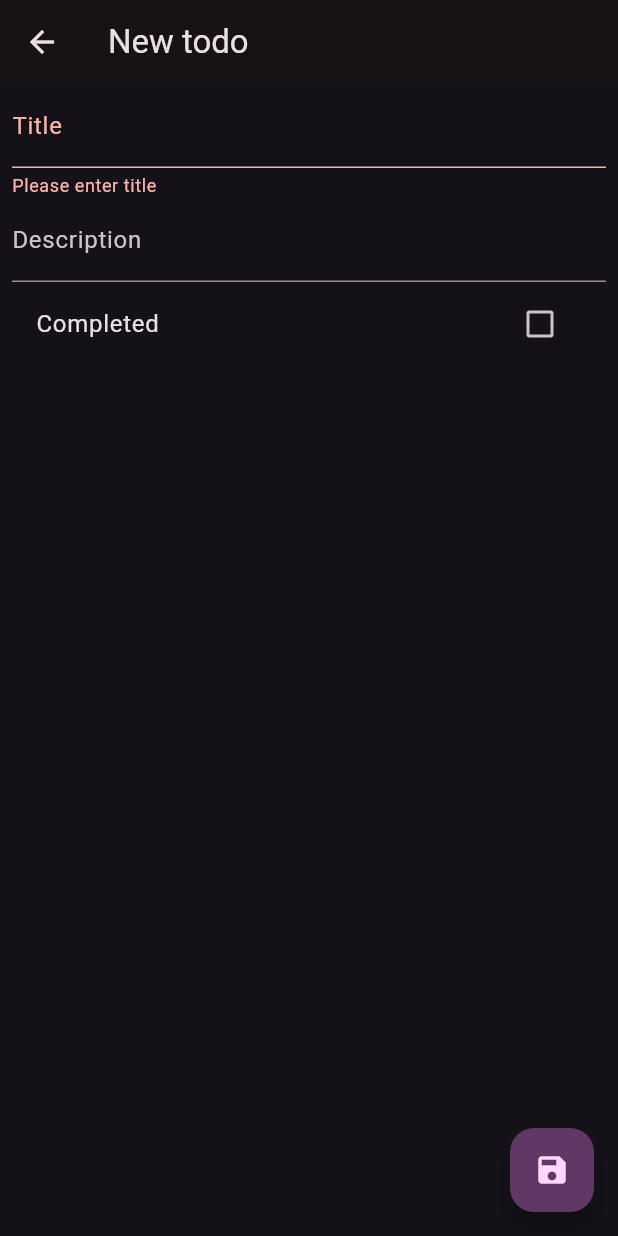
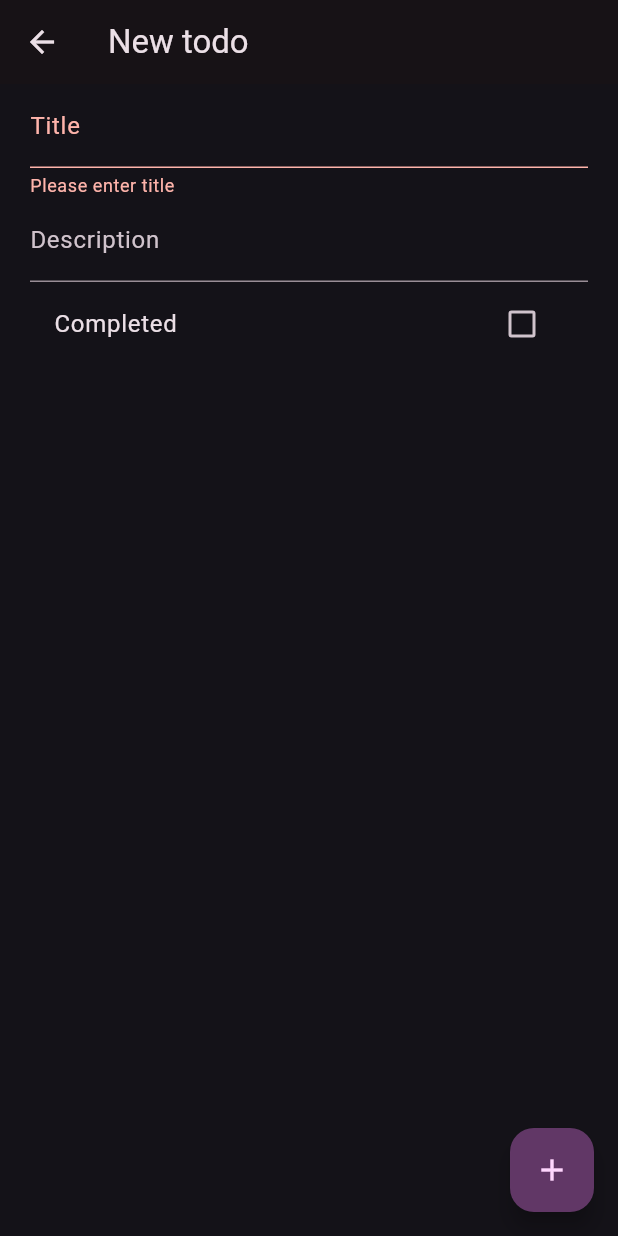
Before and after one commit to prudok/todo_lite, a Flutter app: the TodosNew screen opened by its route, on a phone screen of 412 x 824 dp. Run offline on Flutter 3.47's test engine with Material 2 defaults, Android fonts, the phone set to English and light mode, and no system bars; our stand-ins replace flutter_riverpod, freezed_annotation, go_router; missing offline and left inert: shortid.

Commit message:
add features

```diff
--- a/lib/data/source/files_memory_impl.dart
+++ b/lib/data/source/files_memory_impl.dart
@@ -6,7 +6,6 @@ class FilesMemoryImpl extends Files {
   @override
   Future<void> delete(String path) async {
     _files.remove(path);
-    throw UnimplementedError();
   }
 
   @override
--- a/lib/data/source/module.dart
+++ b/lib/data/source/module.dart
@@ -1,7 +1,7 @@
 import 'package:flutter_riverpod/flutter_riverpod.dart';
 
+import 'files.dart';
 import 'files_memory_impl.dart';
-import 'files.dart';
 
 final filesProvider = Provider<Files>((ref) {
   return FilesMemoryImpl();
--- a/lib/presentation/view/todos_new.dart
+++ b/lib/presentation/view/todos_new.dart
@@ -2,8 +2,8 @@ import 'package:flutter/material.dart';
 import 'package:go_router/go_router.dart';
 import 'package:shortid/shortid.dart';
 import 'package:flutter_riverpod/flutter_riverpod.dart';
-import 'package:todolite/presentation/viewmodel/module.dart';
 
+import '../viewmodel/module.dart';
 import '../../domain/model/todo.dart';
 import '../../domain/usecases/module.dart';
 
@@ -30,7 +30,7 @@ class _TodosNewState extends ConsumerState<TodosNew> {
       ),
       body: Scrollbar(
         child: SingleChildScrollView(
-          padding: const EdgeInsets.symmetric(horizontal: 8),
+          padding: const EdgeInsets.symmetric(horizontal: 20),
           child: Form(
             key: _formKey,
             autovalidateMode: AutovalidateMode.always,
@@ -70,7 +70,7 @@ class _TodosNewState extends ConsumerState<TodosNew> {
         ),
       ),
       floatingActionButton: FloatingActionButton(
-        child: const Icon(Icons.save),
+        child: const Icon(Icons.add),
         onPressed: () async {
           if (_formKey.currentState!.validate()) {
             _formKey.currentState!.save();
@@ -102,7 +102,7 @@ extension on ScaffoldMessengerState {
     showSnackBar(
       SnackBar(
         content: Text(message),
-        duration: const Duration(seconds: 2),
+        duration: const Duration(seconds: 1),
       ),
     );
   }
```
